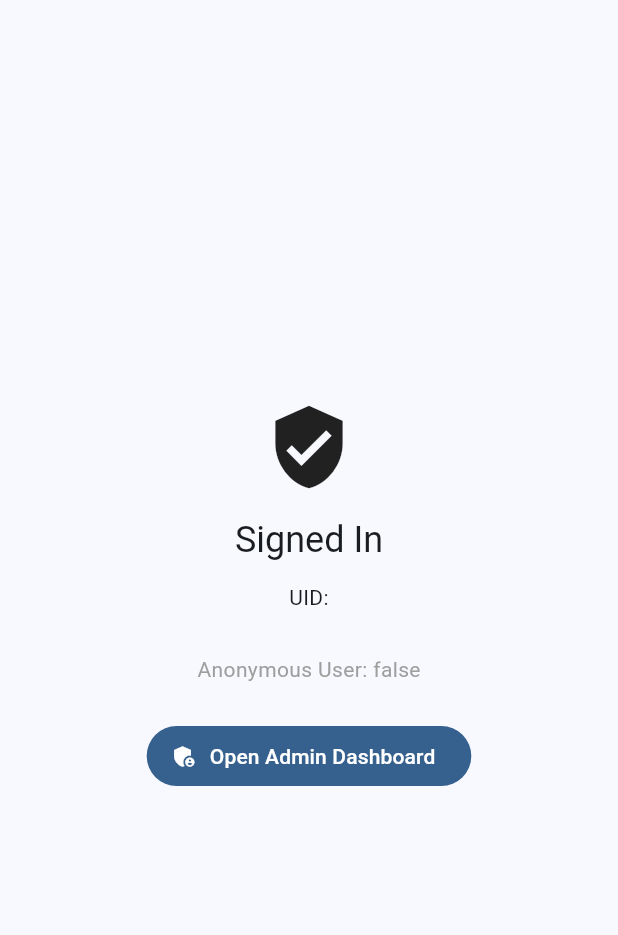
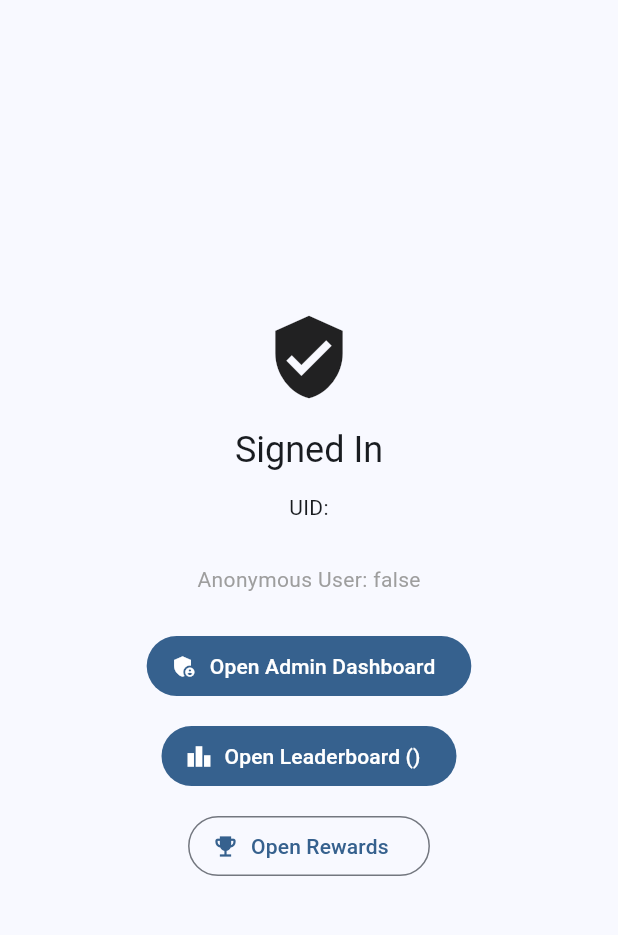
Before and after one commit to YazanHajjaj/campus_buddy, a Flutter app: the screen it shows once a user with an empty profile is signed in, on a phone screen of 412 x 824 dp, the part 63-998 px from its top. Run offline on Flutter 3.47's test engine with Material 3 defaults, Android fonts, the light colour scheme and no system bars; our stand-ins replace cloud_firestore, file_picker, firebase_auth, firebase_core, firebase_storage; accounts and stored records are empty; network calls fail.

```diff
--- a/lib/main.dart
+++ b/lib/main.dart
@@ -14,6 +14,10 @@ import 'debug/developer_tools_screen.dart';
 // Admin
 import 'features/admin/screens/admin_dashboard_screen.dart';
 
+// Phase 9 (Gamification UI)
+import 'features/gamification/screens/leaderboard_screen.dart';
+import 'features/gamification/screens/reward_screen.dart';
+
 Future<void> main() async {
   WidgetsFlutterBinding.ensureInitialized();
 
@@ -21,6 +25,7 @@ Future<void> main() async {
     options: DefaultFirebaseOptions.currentPlatform,
   );
 
+  // Optional: keep anonymous sign-in if you want the app always “signed in”
   if (FirebaseAuth.instance.currentUser == null) {
     await FirebaseAuth.instance.signInAnonymously();
   }
@@ -91,6 +96,8 @@ class HomeScreen extends StatelessWidget {
         ],
       ),
       body: Center(
+        child: SingleChildScrollView(
+          padding: const EdgeInsets.all(16),
           child: Column(
             mainAxisSize: MainAxisSize.min,
             children: [
@@ -105,6 +112,8 @@ class HomeScreen extends StatelessWidget {
                 style: const TextStyle(color: Colors.grey),
               ),
               const SizedBox(height: 24),
+
+              // Admin
               FilledButton.icon(
                 icon: const Icon(Icons.admin_panel_settings),
                 label: const Text("Open Admin Dashboard"),
@@ -115,7 +124,36 @@ class HomeScreen extends StatelessWidget {
                   );
                 },
               ),
+
+              const SizedBox(height: 12),
+
+              // Phase 9 UI: Leaderboard
+              FilledButton.icon(
+                icon: const Icon(Icons.leaderboard),
+                label: const Text("Open Leaderboard ()"),
+                onPressed: () {
+                  Navigator.push(
+                    context,
+                    MaterialPageRoute(builder: (_) => const LeaderboardScreen()),
+                  );
+                },
+              ),
+
+              const SizedBox(height: 12),
+
+              // Phase 9 UI: Rewards
+              OutlinedButton.icon(
+                icon: const Icon(Icons.emoji_events),
+                label: const Text("Open Rewards "),
+                onPressed: () {
+                  Navigator.push(
+                    context,
+                    MaterialPageRoute(builder: (_) => const RewardScreen()),
+                  );
+                },
+              ),
             ],
+          ),
         ),
       ),
     );
--- a/pubspec.yaml
+++ b/pubspec.yaml
@@ -92,3 +92,7 @@ flutter:
   #
   # For details regarding fonts from package dependencies,
   # see https://flutter.dev/to/font-from-package
+dependencies:
+  flutter_localizations:
+    sdk: flutter
+  intl: ^0.18.1
```
Also changed, not shown: lib/features/notifications/helpers/notification_payload_helpers.dart (added), lib/features/notifications/models/notification_preferences.dart (added), lib/features/notifications/screens/notification_settings_screen.dart (added), lib/features/notifications/services/fcm_token_service.dart (added), lib/features/notifications/services/local_notification_service.dart (added), lib/features/notifications/services/notification_service.dart (added), 3 other files. Lines whose indentation alone changed are shown as unchanged.
